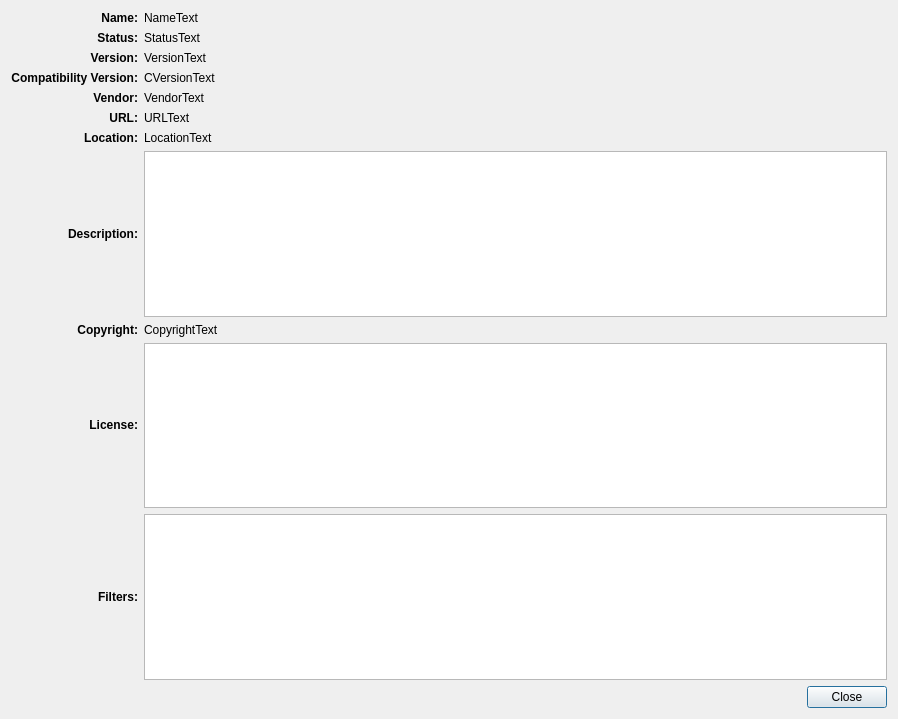
Qt form Source/Applications/DREAM3D/UI_Files/PluginDetails.ui (BlueQuartzSoftware/DREAM3D) before a commit.
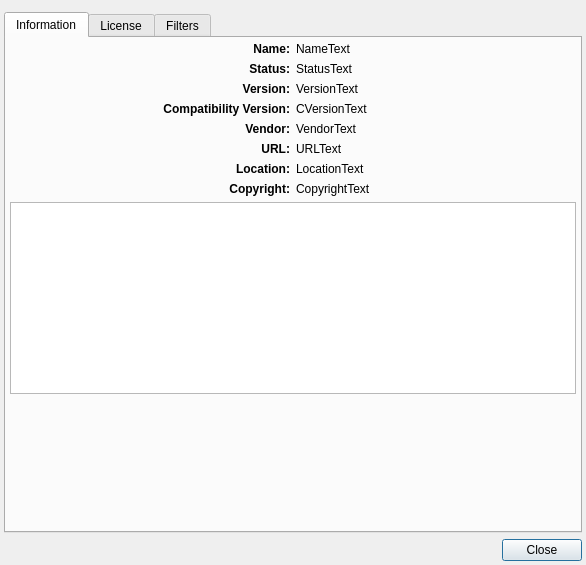
The same form after that commit.

Commit message: Updating License and descriptions for all internal plugins.

```diff
--- a/Source/Applications/DREAM3D/UI_Files/PluginDetails.ui
+++ b/Source/Applications/DREAM3D/UI_Files/PluginDetails.ui
@@ -6,57 +6,100 @@
    <rect>
     <x>0</x>
     <y>0</y>
-    <width>898</width>
-    <height>719</height>
+    <width>586</width>
+    <height>565</height>
    </rect>
   </property>
   <property name="minimumSize">
    <size>
-    <width>707</width>
-    <height>565</height>
+    <width>0</width>
+    <height>0</height>
    </size>
   </property>
   <property name="windowTitle">
    <string>Dialog</string>
   </property>
   <layout class="QGridLayout" name="gridLayout">
-   <item row="1" column="0">
-    <widget class="QLabel" name="statusHeader">
-     <property name="text">
-      <string>&lt;html&gt;&lt;head/&gt;&lt;body&gt;&lt;p&gt;&lt;span style=&quot; font-weight:600;&quot;&gt;Status:&lt;/span&gt;&lt;/p&gt;&lt;/body&gt;&lt;/html&gt;</string>
-     </property>
-     <property name="textFormat">
-      <enum>Qt::AutoText</enum>
-     </property>
-     <property name="alignment">
-      <set>Qt::AlignRight|Qt::AlignTrailing|Qt::AlignVCenter</set>
-     </property>
-    </widget>
-   </item>
+   <property name="leftMargin">
+    <number>4</number>
+   </property>
+   <property name="topMargin">
+    <number>12</number>
+   </property>
+   <property name="rightMargin">
+    <number>4</number>
+   </property>
+   <property name="bottomMargin">
+    <number>4</number>
+   </property>
    <item row="1" column="2">
+    <widget class="QTabWidget" name="tabWidget">
+     <property name="currentIndex">
+      <number>0</number>
+     </property>
+     <widget class="QWidget" name="informationTab">
+      <attribute name="title">
+       <string>Information</string>
+      </attribute>
+      <layout class="QGridLayout" name="gridLayout_3">
+       <property name="margin">
+        <number>4</number>
+       </property>
+       <item row="1" column="1">
     <widget class="QLabel" name="statusLabel">
      <property name="text">
       <string>StatusText</string>
      </property>
     </widget>
    </item>
-   <item row="4" column="2">
+       <item row="6" column="1">
+        <widget class="QLabel" name="locationLabel">
+         <property name="text">
+          <string>LocationText</string>
+         </property>
+         <property name="wordWrap">
+          <bool>false</bool>
+         </property>
+        </widget>
+       </item>
+       <item row="4" column="1">
     <widget class="QLabel" name="vendorLabel">
      <property name="text">
       <string>VendorText</string>
      </property>
     </widget>
    </item>
-   <item row="3" column="0">
-    <widget class="QLabel" name="cVersionHeader">
+       <item row="5" column="1">
+        <widget class="QLabel" name="urlLabel">
      <property name="text">
-      <string>&lt;html&gt;&lt;head/&gt;&lt;body&gt;&lt;p&gt;&lt;span style=&quot; font-weight:600;&quot;&gt;Compatibility Version:&lt;/span&gt;&lt;/p&gt;&lt;/body&gt;&lt;/html&gt;</string>
+          <string>URLText</string>
+         </property>
+        </widget>
+       </item>
+       <item row="3" column="1">
+        <widget class="QLabel" name="cVersionLabel">
+         <property name="text">
+          <string>CVersionText</string>
+         </property>
+        </widget>
+       </item>
+       <item row="7" column="0">
+        <widget class="QLabel" name="copyrightHeader">
+         <property name="text">
+          <string>&lt;html&gt;&lt;head/&gt;&lt;body&gt;&lt;p&gt;&lt;span style=&quot; font-weight:600;&quot;&gt;Copyright:&lt;/span&gt;&lt;/p&gt;&lt;/body&gt;&lt;/html&gt;</string>
      </property>
      <property name="alignment">
       <set>Qt::AlignRight|Qt::AlignTrailing|Qt::AlignVCenter</set>
      </property>
     </widget>
    </item>
+       <item row="7" column="1">
+        <widget class="QLabel" name="copyrightLabel">
+         <property name="text">
+          <string>CopyrightText</string>
+         </property>
+        </widget>
+       </item>
    <item row="4" column="0">
     <widget class="QLabel" name="vendorHeader">
      <property name="text">
@@ -67,16 +110,6 @@
      </property>
     </widget>
    </item>
-   <item row="10" column="0">
-    <widget class="QLabel" name="licenseHeader">
-     <property name="text">
-      <string>&lt;html&gt;&lt;head/&gt;&lt;body&gt;&lt;p&gt;&lt;span style=&quot; font-weight:600;&quot;&gt;License:&lt;/span&gt;&lt;/p&gt;&lt;/body&gt;&lt;/html&gt;</string>
-     </property>
-     <property name="alignment">
-      <set>Qt::AlignRight|Qt::AlignTrailing|Qt::AlignVCenter</set>
-     </property>
-    </widget>
-   </item>
    <item row="6" column="0">
     <widget class="QLabel" name="locationHeader">
      <property name="text">
@@ -87,6 +120,19 @@
      </property>
     </widget>
    </item>
+       <item row="1" column="0">
+        <widget class="QLabel" name="statusHeader">
+         <property name="text">
+          <string>&lt;html&gt;&lt;head/&gt;&lt;body&gt;&lt;p&gt;&lt;span style=&quot; font-weight:600;&quot;&gt;Status:&lt;/span&gt;&lt;/p&gt;&lt;/body&gt;&lt;/html&gt;</string>
+         </property>
+         <property name="textFormat">
+          <enum>Qt::AutoText</enum>
+         </property>
+         <property name="alignment">
+          <set>Qt::AlignRight|Qt::AlignTrailing|Qt::AlignVCenter</set>
+         </property>
+        </widget>
+       </item>
    <item row="2" column="0">
     <widget class="QLabel" name="versionHeader">
      <property name="text">
@@ -97,79 +143,101 @@
      </property>
     </widget>
    </item>
-   <item row="8" column="0">
-    <widget class="QLabel" name="descriptionHeader">
-     <property name="text">
-      <string>&lt;html&gt;&lt;head/&gt;&lt;body&gt;&lt;p&gt;&lt;span style=&quot; font-weight:600;&quot;&gt;Description:&lt;/span&gt;&lt;/p&gt;&lt;/body&gt;&lt;/html&gt;</string>
-     </property>
-     <property name="alignment">
-      <set>Qt::AlignRight|Qt::AlignTrailing|Qt::AlignVCenter</set>
-     </property>
-    </widget>
-   </item>
-   <item row="5" column="0">
-    <widget class="QLabel" name="urlHeader">
-     <property name="text">
-      <string>&lt;html&gt;&lt;head/&gt;&lt;body&gt;&lt;p&gt;&lt;span style=&quot; font-weight:600;&quot;&gt;URL:&lt;/span&gt;&lt;/p&gt;&lt;/body&gt;&lt;/html&gt;</string>
-     </property>
-     <property name="alignment">
-      <set>Qt::AlignRight|Qt::AlignTrailing|Qt::AlignVCenter</set>
-     </property>
-    </widget>
-   </item>
-   <item row="5" column="2">
-    <widget class="QLabel" name="urlLabel">
-     <property name="text">
-      <string>URLText</string>
-     </property>
-    </widget>
-   </item>
-   <item row="3" column="2">
-    <widget class="QLabel" name="cVersionLabel">
-     <property name="text">
-      <string>CVersionText</string>
-     </property>
-    </widget>
-   </item>
-   <item row="2" column="2">
+       <item row="2" column="1">
     <widget class="QLabel" name="versionLabel">
      <property name="text">
       <string>VersionText</string>
      </property>
     </widget>
    </item>
-   <item row="6" column="2">
-    <widget class="QLabel" name="locationLabel">
+       <item row="0" column="0">
+        <widget class="QLabel" name="nameHeader">
+         <property name="layoutDirection">
+          <enum>Qt::LeftToRight</enum>
+         </property>
      <property name="text">
-      <string>LocationText</string>
+          <string>&lt;html&gt;&lt;head/&gt;&lt;body&gt;&lt;p&gt;&lt;span style=&quot; font-weight:600;&quot;&gt;Name:&lt;/span&gt;&lt;/p&gt;&lt;/body&gt;&lt;/html&gt;</string>
+         </property>
+         <property name="alignment">
+          <set>Qt::AlignRight|Qt::AlignTrailing|Qt::AlignVCenter</set>
      </property>
     </widget>
    </item>
-   <item row="0" column="2">
+       <item row="0" column="1">
     <widget class="QLabel" name="nameLabel">
      <property name="text">
       <string>NameText</string>
      </property>
     </widget>
    </item>
-   <item row="9" column="0">
-    <widget class="QLabel" name="copyrightHeader">
+       <item row="5" column="0">
+        <widget class="QLabel" name="urlHeader">
      <property name="text">
-      <string>&lt;html&gt;&lt;head/&gt;&lt;body&gt;&lt;p&gt;&lt;span style=&quot; font-weight:600;&quot;&gt;Copyright:&lt;/span&gt;&lt;/p&gt;&lt;/body&gt;&lt;/html&gt;</string>
+          <string>&lt;html&gt;&lt;head/&gt;&lt;body&gt;&lt;p&gt;&lt;span style=&quot; font-weight:600;&quot;&gt;URL:&lt;/span&gt;&lt;/p&gt;&lt;/body&gt;&lt;/html&gt;</string>
      </property>
      <property name="alignment">
       <set>Qt::AlignRight|Qt::AlignTrailing|Qt::AlignVCenter</set>
      </property>
     </widget>
    </item>
-   <item row="9" column="2">
-    <widget class="QLabel" name="copyrightLabel">
+       <item row="3" column="0">
+        <widget class="QLabel" name="cVersionHeader">
      <property name="text">
-      <string>CopyrightText</string>
-     </property>
-    </widget>
-   </item>
-   <item row="12" column="2">
+          <string>&lt;html&gt;&lt;head/&gt;&lt;body&gt;&lt;p&gt;&lt;span style=&quot; font-weight:600;&quot;&gt;Compatibility Version:&lt;/span&gt;&lt;/p&gt;&lt;/body&gt;&lt;/html&gt;</string>
+         </property>
+         <property name="alignment">
+          <set>Qt::AlignRight|Qt::AlignTrailing|Qt::AlignVCenter</set>
+         </property>
+        </widget>
+       </item>
+       <item row="9" column="0" colspan="2">
+        <spacer name="verticalSpacer">
+         <property name="orientation">
+          <enum>Qt::Vertical</enum>
+         </property>
+         <property name="sizeHint" stdset="0">
+          <size>
+           <width>20</width>
+           <height>40</height>
+          </size>
+         </property>
+        </spacer>
+       </item>
+       <item row="8" column="0" colspan="2">
+        <widget class="QTextEdit" name="descriptionTextEdit">
+         <property name="readOnly">
+          <bool>true</bool>
+         </property>
+        </widget>
+       </item>
+      </layout>
+     </widget>
+     <widget class="QWidget" name="licenseTab">
+      <attribute name="title">
+       <string>License</string>
+      </attribute>
+      <layout class="QVBoxLayout" name="verticalLayout_2">
+       <property name="margin">
+        <number>4</number>
+       </property>
+       <item>
+        <widget class="QTextEdit" name="licenseTextEdit">
+         <property name="readOnly">
+          <bool>true</bool>
+         </property>
+        </widget>
+       </item>
+      </layout>
+     </widget>
+     <widget class="QWidget" name="filterTab">
+      <attribute name="title">
+       <string>Filters</string>
+      </attribute>
+      <layout class="QVBoxLayout" name="verticalLayout_3">
+       <property name="margin">
+        <number>4</number>
+       </property>
+       <item>
     <widget class="QListWidget" name="filtersListWidget">
      <property name="editTriggers">
       <set>QAbstractItemView::NoEditTriggers</set>
@@ -179,7 +247,11 @@
      </property>
     </widget>
    </item>
-   <item row="13" column="2">
+      </layout>
+     </widget>
+    </widget>
+   </item>
+   <item row="12" column="2">
     <layout class="QGridLayout" name="gridLayout_2">
      <property name="bottomMargin">
       <number>0</number>
@@ -209,43 +281,6 @@
      </item>
     </layout>
    </item>
-   <item row="0" column="0">
-    <widget class="QLabel" name="nameHeader">
-     <property name="layoutDirection">
-      <enum>Qt::LeftToRight</enum>
-     </property>
-     <property name="text">
-      <string>&lt;html&gt;&lt;head/&gt;&lt;body&gt;&lt;p&gt;&lt;span style=&quot; font-weight:600;&quot;&gt;Name:&lt;/span&gt;&lt;/p&gt;&lt;/body&gt;&lt;/html&gt;</string>
-     </property>
-     <property name="alignment">
-      <set>Qt::AlignRight|Qt::AlignTrailing|Qt::AlignVCenter</set>
-     </property>
-    </widget>
-   </item>
-   <item row="8" column="2">
-    <widget class="QTextEdit" name="descriptionTextEdit">
-     <property name="readOnly">
-      <bool>true</bool>
-     </property>
-    </widget>
-   </item>
-   <item row="10" column="2">
-    <widget class="QTextEdit" name="licenseTextEdit">
-     <property name="readOnly">
-      <bool>true</bool>
-     </property>
-    </widget>
-   </item>
-   <item row="12" column="0">
-    <widget class="QLabel" name="filtersHeader">
-     <property name="text">
-      <string>&lt;html&gt;&lt;head/&gt;&lt;body&gt;&lt;p&gt;&lt;span style=&quot; font-weight:600;&quot;&gt;Filters:&lt;/span&gt;&lt;/p&gt;&lt;/body&gt;&lt;/html&gt;</string>
-     </property>
-     <property name="alignment">
-      <set>Qt::AlignRight|Qt::AlignTrailing|Qt::AlignVCenter</set>
-     </property>
-    </widget>
-   </item>
   </layout>
  </widget>
  <resources/>
```
Lines whose indentation alone changed are shown as unchanged. The commit also changes 17 other files.
